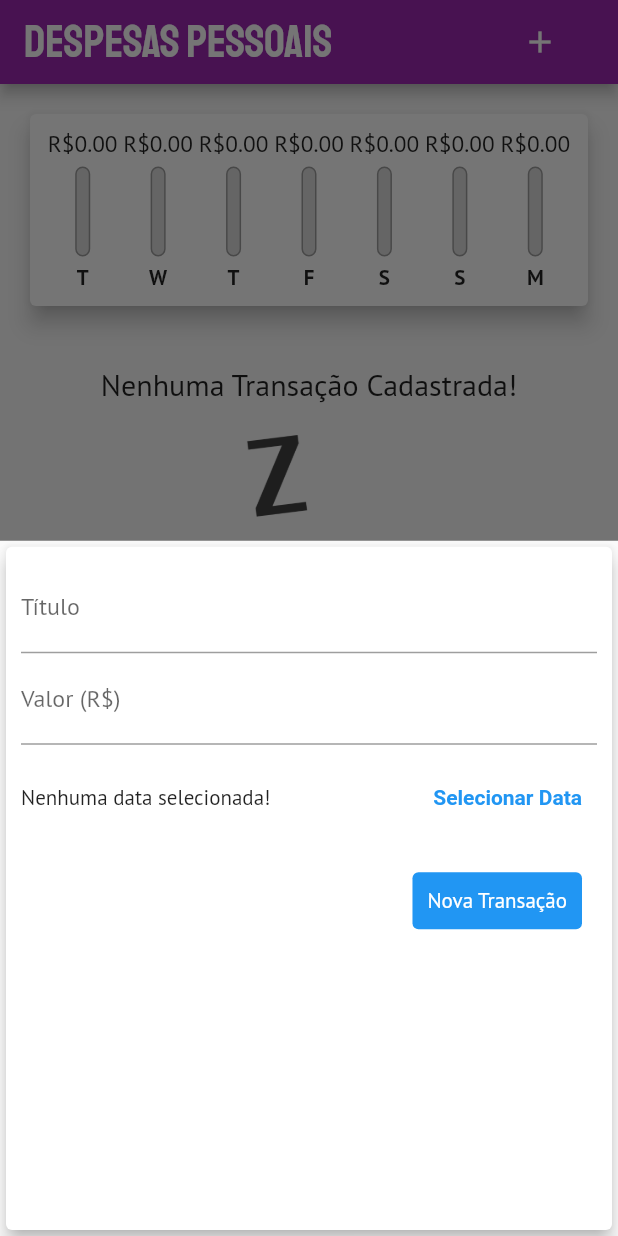
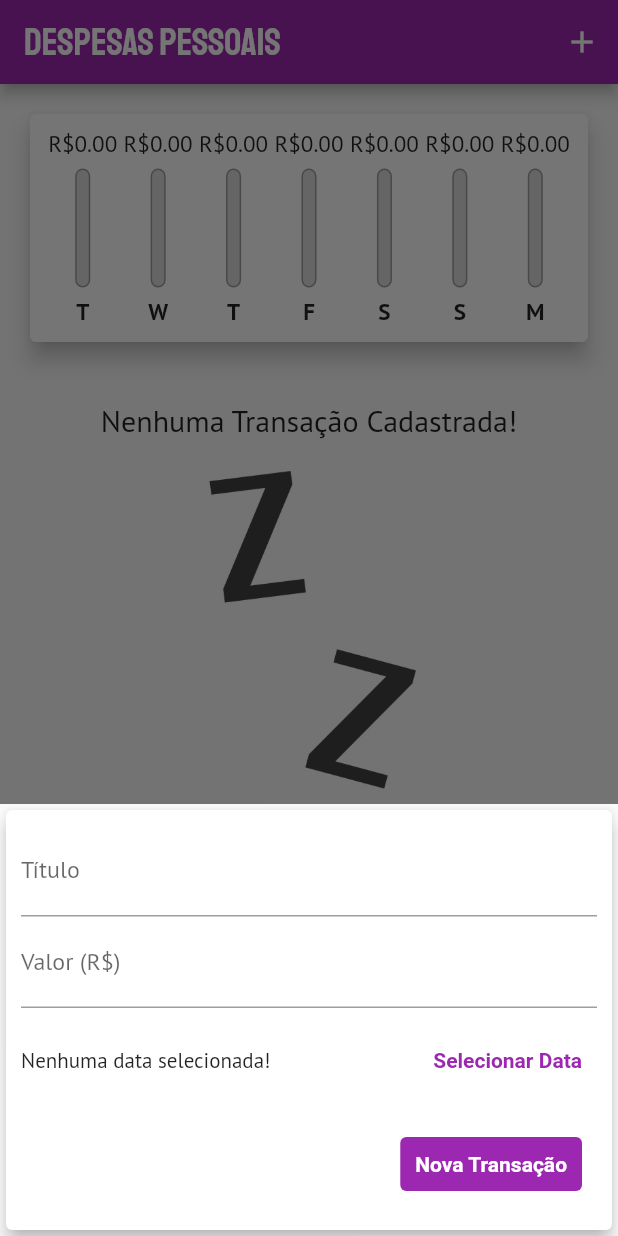
Before and after one commit to allan-bismarck/Mobile-Development, a Flutter app: the screen it shows after launch, after a tap on the "add" icon, on a phone screen of 412 x 824 dp. Run offline on Flutter 3.47's test engine with Material 2 defaults, Android fonts, the phone set to English and light mode, and no system bars.

Commit message:
Atualizando projeto_despesas

```diff
--- /dev/null
+++ b/Flutter/projeto_despesas/lib/components/adaptative_button.dart
@@ -0,0 +1,35 @@
+import 'dart:io';
+import 'package:flutter/cupertino.dart';
+import 'package:flutter/material.dart';
+
+class AdaptativeButton  extends StatelessWidget {
+  final String label;
+  final Function() onPressed;
+
+  AdaptativeButton(this.label, this.onPressed);
+
+  @override
+  Widget build(BuildContext context) {
+
+    return Platform.isIOS ?
+    CupertinoButton(
+      child: Text(label),
+      onPressed: onPressed,
+      color: Theme.of(context).primaryColor,
+      padding: EdgeInsets.all(10),
+    )
+    : TextButton(
+        child: Text(label),
+        onPressed: onPressed,
+        style: TextButton.styleFrom(
+          backgroundColor: Theme.of(context).colorScheme.primary,
+          primary: Colors.white,
+          padding: EdgeInsets.all(10),
+          textStyle: TextStyle(
+            fontWeight: FontWeight.bold,
+          ),
+      )
+    );
+
+  }
+}
--- /dev/null
+++ b/Flutter/projeto_despesas/lib/components/adaptative_date_picker.dart
@@ -0,0 +1,68 @@
+import 'package:flutter/material.dart';
+import 'package:flutter/cupertino.dart';
+import 'dart:io';
+import 'package:intl/intl.dart';
+
+class AdaptativeDatePicker extends StatelessWidget {
+  int escolheu_data = 0;
+
+  final DateTime selectedDate;
+  final Function(DateTime) onDateChanged;
+
+  AdaptativeDatePicker(this.selectedDate, this.onDateChanged);
+
+  _showDatePicker(BuildContext context) {
+    escolheu_data = 0;
+    showDatePicker(
+      context: context,
+      initialDate: DateTime.now(),
+      firstDate: DateTime(2019),
+      lastDate: DateTime.now(),
+    ).then((pickedDate) {
+      if (pickedDate == null) {
+        return;
+      }
+
+      onDateChanged(pickedDate);
+    });
+  }
+
+  @override
+  Widget build(BuildContext context) {
+    return Platform.isIOS
+        ? Container(
+          height: 180,
+          child: CupertinoDatePicker(
+              mode: CupertinoDatePickerMode.date,
+              initialDateTime: DateTime.now(),
+              minimumDate: DateTime(2019),
+              maximumDate: DateTime.now(),
+              onDateTimeChanged: onDateChanged,
+          ),
+        ) : Container(
+            height: 70,
+            child: Row(
+              children: <Widget>[
+                Expanded(
+                  child: Text(
+                    selectedDate == DateTime.now() && escolheu_data == 0
+                        ? 'Nenhuma data selecionada!'
+                        : 'Data Selecionada: ${DateFormat('dd/MM/yyyy').format(selectedDate)}',
+                  ),
+                ),
+                TextButton(
+                  child: Text('Selecionar Data'),
+                  style: TextButton.styleFrom(
+                    primary: Theme.of(context).colorScheme.primary,
+                    padding: EdgeInsets.all(10),
+                    textStyle: TextStyle(
+                      fontWeight: FontWeight.bold,
+                    ),
+                  ),
+                  onPressed: () => _showDatePicker(context),
+                ),
+              ],
+            ),
+          );
+  }
+}
--- /dev/null
+++ b/Flutter/projeto_despesas/lib/components/adaptative_text_field.dart
@@ -0,0 +1,44 @@
+import 'package:flutter/material.dart';
+import 'package:flutter/cupertino.dart';
+import 'dart:io';
+
+class AdaptativeTextField extends StatelessWidget {
+  final String label;
+  final TextEditingController controller;
+  final TextInputType keyboardType;
+  final Function(String) onSubmitted;
+
+  AdaptativeTextField(
+      this.label,
+      this.controller,
+      this.keyboardType,
+      this.onSubmitted
+  );
+
+  @override
+  Widget build(BuildContext context) {
+    return Platform.isIOS
+        ? Padding(
+          padding: const EdgeInsets.only(
+            bottom: 10,
+          ),
+          child: CupertinoTextField(
+              controller: controller,
+              onSubmitted: onSubmitted,
+              keyboardType: keyboardType,
+              placeholder: label,
+              padding: EdgeInsets.symmetric(
+                horizontal: 6,
+                vertical: 12,
+              ),
+            ),
+        )
+        : TextField(
+            controller: controller,
+            onSubmitted: onSubmitted,
+            keyboardType: keyboardType,
+            decoration: InputDecoration(
+              labelText: label,
+            ));
+  }
+}
--- a/Flutter/projeto_despesas/lib/components/chart_bar.dart
+++ b/Flutter/projeto_despesas/lib/components/chart_bar.dart
@@ -9,17 +9,19 @@
 
   @override
   Widget build(BuildContext context) {
+    return LayoutBuilder(
+      builder: (ctx, constraints) {
         return Column(
           children: <Widget>[
             Container(
-          height: 20,
+              height: constraints.maxHeight * 0.15,
               child: FittedBox(
                 child: Text('R\$${value.toStringAsFixed(2)}'),
               ),
             ),
-        SizedBox(height: 5),
+            SizedBox(height: constraints.maxHeight * 0.05),
             Container(
-          height: 60,
+              height: constraints.maxHeight * 0.6,
               width: 10,
               child: Stack(
                 alignment: Alignment.bottomCenter,
@@ -39,21 +41,27 @@
                     child: Container(
                       decoration: BoxDecoration(
                           color: Theme.of(context).primaryColor,
-                    borderRadius: BorderRadius.circular(5)
-                  ),
+                          borderRadius: BorderRadius.circular(5)),
                     ),
                   ),
                 ],
               ),
             ),
-        SizedBox(height: 5),
-        Text(
+            SizedBox(height: constraints.maxHeight * 0.05),
+            Container(
+              height: constraints.maxHeight * 0.15,
+              child: FittedBox(
+                child: Text(
                   label,
                   style: TextStyle(
                     fontWeight: FontWeight.bold,
                   ),
                 ),
+              ),
+            ),
           ],
         );
       }
+    );
   }
+}
--- a/Flutter/projeto_despesas/lib/components/transaction_form.dart
+++ b/Flutter/projeto_despesas/lib/components/transaction_form.dart
@@ -1,5 +1,7 @@
 import 'package:flutter/material.dart';
-import 'package:intl/intl.dart';
+import 'adaptative_button.dart';
+import 'adaptative_text_field.dart';
+import 'adaptative_date_picker.dart';
 
 class TransactionForm extends StatefulWidget {
   final void Function(String, double, DateTime) onSubmit;
@@ -14,100 +16,56 @@
   final _titleController = TextEditingController();
   final _valueController = TextEditingController();
   DateTime _selectedDate = DateTime.now();
-  int escolheu_data = 0;
 
   _SubmitForm() {
     final title = _titleController.text;
     final value = double.tryParse(_valueController.text) ?? 0.0;
 
-    if (title.isEmpty || value <= 0 || escolheu_data == 0) {
+    if (title.isEmpty || value <= 0) {
       return;
     }
 
     widget.onSubmit(title, value, _selectedDate);
   }
 
-  _showDatePicker() {
-    escolheu_data = 0;
-    showDatePicker(
-      context: context,
-      initialDate: DateTime.now(),
-      firstDate: DateTime(2019),
-      lastDate: DateTime.now(),
-    ).then((pickedDate) {
-      if (pickedDate == null) {
-        return;
-      }
-
-      setState(() {
-        _selectedDate = pickedDate;
-        escolheu_data = 1;
-      });
-    });
-  }
-
   @override
   Widget build(BuildContext context) {
-    return Card(
+    return SingleChildScrollView(
+      child: Card(
         elevation: 5,
         child: Padding(
-        padding: const EdgeInsets.all(10),
+          padding: EdgeInsets.only(
+            top: 10,
+            right: 10,
+            left: 10,
+            bottom: 10 + (MediaQuery.of(context).viewInsets.bottom),
+          ),
           child: Column(
             children: <Widget>[
-            TextField(
-              controller: _titleController,
-              onSubmitted: (_) => _SubmitForm(),
-              decoration: InputDecoration(
-                labelText: 'Título',
+              AdaptativeTextField(
+                'Título',
+                _titleController,
+                TextInputType.text,
+                (_) => _SubmitForm(),
               ),
+              AdaptativeTextField(
+                'Valor (R\$)',
+                _valueController,
+                TextInputType.numberWithOptions(decimal: true),
+                (_) => _SubmitForm(),
               ),
-            TextField(
-              controller: _valueController,
-              onSubmitted: (_) => _SubmitForm(),
-              keyboardType: TextInputType.numberWithOptions(decimal: true),
-              decoration: InputDecoration(
-                labelText: 'Valor (R\$)',
-              ),
-            ),
+              AdaptativeDatePicker(_selectedDate, (newDate) {
+                setState(() {
+                  _selectedDate = newDate;
+                });
+              }),
               Container(
-              height: 70,
-              child: Row(
-                children: <Widget>[
-                  Expanded(
-                    child: Text(
-                      _selectedDate == DateTime.now() && escolheu_data == 0
-                          ? 'Nenhuma data selecionada!'
-                          : 'Data Selecionada: ${DateFormat('dd/MM/yyyy').format(_selectedDate)}',
-                    ),
-                  ),
-                  TextButton(
-                    child: Text('Selecionar Data'),
-                    style: TextButton.styleFrom(
-                      primary: Theme.of(context).primaryColor,
-                      padding: EdgeInsets.all(10),
-                      textStyle: TextStyle(
-                        fontWeight: FontWeight.bold,
-                      ),
-                    ),
-                    onPressed: _showDatePicker,
+                alignment: AlignmentDirectional.bottomEnd,
+                margin: EdgeInsets.all(10),
+                child: AdaptativeButton('Nova Transação', _SubmitForm),
               ),
             ],
           ),
-            ),
-            Container(
-              alignment: AlignmentDirectional.bottomEnd,
-              margin: EdgeInsets.all(10),
-              child: TextButton(
-                child: Text('Nova Transação'),
-                style: TextButton.styleFrom(
-                  backgroundColor: Theme.of(context).primaryColor,
-                  primary: Colors.white,
-                  padding: EdgeInsets.all(10),
-                ),
-                onPressed: _SubmitForm,
-              ),
-            )
-          ],
         ),
       ),
     );
--- a/Flutter/projeto_despesas/lib/components/transaction_list.dart
+++ b/Flutter/projeto_despesas/lib/components/transaction_list.dart
@@ -10,9 +10,9 @@
 
   @override
   Widget build(BuildContext context) {
-    return Container(
-      height: 400,
-      child: transactions.isEmpty ? Column(
+    return transactions.isEmpty
+        ? LayoutBuilder(builder: (ctx, constraints) {
+            return Column(
               children: <Widget>[
                 SizedBox(height: 20),
                 Text(
@@ -21,14 +21,16 @@
                 ),
                 SizedBox(height: 20),
                 Container(
-            height: 200,
+                  height: constraints.maxHeight * 0.6,
                   child: Image.asset(
                     'assets/images/waiting.png',
                     fit: BoxFit.cover,
                   ),
                 ),
               ],
-      ) : ListView.builder(
+            );
+          })
+        : ListView.builder(
             itemCount: transactions.length,
             itemBuilder: (ctx, index) {
               final tr = transactions[index];
@@ -48,14 +50,21 @@
                       ),
                     ),
                   ),
-              title: Text(
-                tr.title,
-                style: Theme.of(context).textTheme.headline6
-              ),
+                  title: Text(tr.title,
+                      style: Theme.of(context).textTheme.headline6),
                   subtitle: Text(
                     DateFormat('d MMM y').format(tr.date),
                   ),
-              trailing: IconButton(
+                  trailing: MediaQuery.of(context).size.width > 480 ?
+                  TextButton.icon(
+                    onPressed: () => onRemove(tr.id),
+                    icon: Icon(Icons.delete),
+                    label: Text('Excluir'),
+                    style: TextButton.styleFrom(
+                        primary: Theme.of(context).errorColor,
+                    ),
+                  )
+                  : IconButton(
                     icon: Icon(Icons.delete),
                     color: Theme.of(context).errorColor,
                     onPressed: () => onRemove(tr.id),
@@ -63,7 +72,6 @@
                 ),
               );
             },
-      ),
           );
   }
 }
--- a/Flutter/projeto_despesas/lib/main.dart
+++ b/Flutter/projeto_despesas/lib/main.dart
@@ -1,8 +1,10 @@
 import 'dart:ui';
+import 'package:flutter/cupertino.dart';
 import 'package:flutter/material.dart';
 import 'package:projeto_despesas/components/transaction_form.dart';
 import 'package:projeto_despesas/models/transaction.dart';
 import 'dart:math';
+import 'dart:io';
 import 'components/chart.dart';
 import 'components/transaction_form.dart';
 import 'components/transaction_list.dart';
@@ -42,6 +44,7 @@
 
 class _MyHomePageState extends State<MyHomePage> {
   final List<Transaction> _transactions = [];
+  bool _showChart = false;
 
   List<Transaction> get _recentTransaction {
     return _transactions.where((tr) {
@@ -80,33 +83,109 @@
         });
   }
 
+  Widget _getIconButton(IconData icon, Function() fn) {
+    return Platform.isIOS
+        ? GestureDetector(onTap: fn, child: Icon(icon))
+        : IconButton(icon: Icon(icon), onPressed: fn);
+  }
+
   @override
   Widget build(BuildContext context) {
-    return Scaffold(
-      appBar: AppBar(
-        title: Text('Despesas Pessoais'),
-        actions: <Widget>[
-          IconButton(
-            icon: Icon(Icons.add),
-            padding: EdgeInsets.fromLTRB(0, 0, 40, 0),
-            onPressed: () => _openTransactionFormModal(context),
-          )
-        ],
+    final mediaQuery = MediaQuery.of(context);
+    bool isLandscape = mediaQuery.orientation == Orientation.landscape;
+
+    final iconList = Platform.isIOS ? CupertinoIcons.refresh : Icons.list;
+    final chartList = Platform.isIOS ? CupertinoIcons.refresh : Icons.show_chart;
+
+
+    final actions = <Widget>[
+      if (isLandscape)
+        _getIconButton(
+          _showChart ? iconList : chartList,
+          () {
+            setState(() {
+              _showChart = !_showChart;
+            });
+          },
+        ),
+      _getIconButton(
+        Platform.isIOS ? CupertinoIcons.add : Icons.add,
+        () => _openTransactionFormModal(context),
+      )
+    ];
+
+    final appBar = AppBar(
+      title: Text(
+        'Despesas Pessoais',
+        style: TextStyle(
+          fontSize: 25 * mediaQuery.textScaleFactor,
+        ),
       ),
-      body: SingleChildScrollView(
+      actions: actions,
+    );
+
+    final avaiableHeight = mediaQuery.size.height -
+        appBar.preferredSize.height -
+        mediaQuery.padding.top;
+
+    final bodyPage = SafeArea(
+      child: SingleChildScrollView(
         child: Column(
           crossAxisAlignment: CrossAxisAlignment.stretch,
           children: <Widget>[
-            Chart(_recentTransaction),
-            TransactionList(_transactions, _removeTransaction),
+            /* if (isLandscape)
+                  Row(
+                    mainAxisAlignment: MainAxisAlignment.center,
+                    children: [
+                      Text('Exibir Gráfico'),
+                      Switch(
+                        activeColor: Theme.of(context).colorScheme.secondary,
+                        value: _showChart,
+                        onChanged: (value) {
+                          setState(() {
+                            _showChart = value;
+                          });
+                        },
+                      ),
+                    ],
+                  ), */
+            if (_showChart || !isLandscape)
+              Container(
+                height: avaiableHeight * (isLandscape ? 0.8 : 0.25),
+                child: Chart(_recentTransaction),
+              ),
+            if (!_showChart || !isLandscape)
+              Container(
+                height: avaiableHeight * (isLandscape ? 1 : 0.7),
+                child: TransactionList(_transactions, _removeTransaction),
+              ),
           ],
         ),
       ),
-      floatingActionButton: FloatingActionButton(
-        child: Icon(Icons.add),
-        onPressed: () => _openTransactionFormModal(context),
-      ),
-      floatingActionButtonLocation: FloatingActionButtonLocation.centerFloat,
     );
+
+    return Platform.isIOS
+        ? CupertinoPageScaffold(
+            navigationBar: CupertinoNavigationBar(
+              middle: Text('Despesas Pessoais'),
+              trailing: Row(
+                mainAxisSize: MainAxisSize.min,
+                children: actions,
+              ),
+            ),
+            child: bodyPage,
+          )
+        : Scaffold(
+            appBar: appBar,
+            body: bodyPage,
+            floatingActionButton: Platform.isIOS
+                ? Container()
+                : FloatingActionButton(
+                    child: Icon(Icons.add),
+                    onPressed: () => _openTransactionFormModal(context),
+                  ),
+            floatingActionButtonLocation:
+                FloatingActionButtonLocation.centerFloat,
+          );
   }
 }
```
Lines whose indentation alone changed are shown as unchanged.
